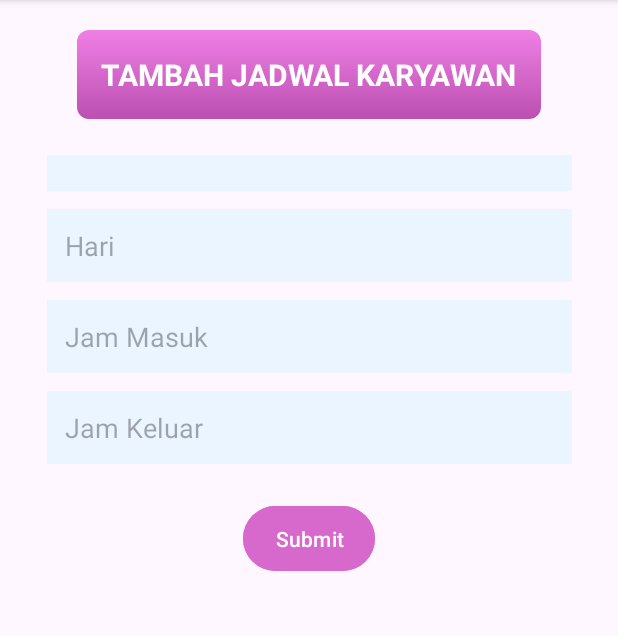
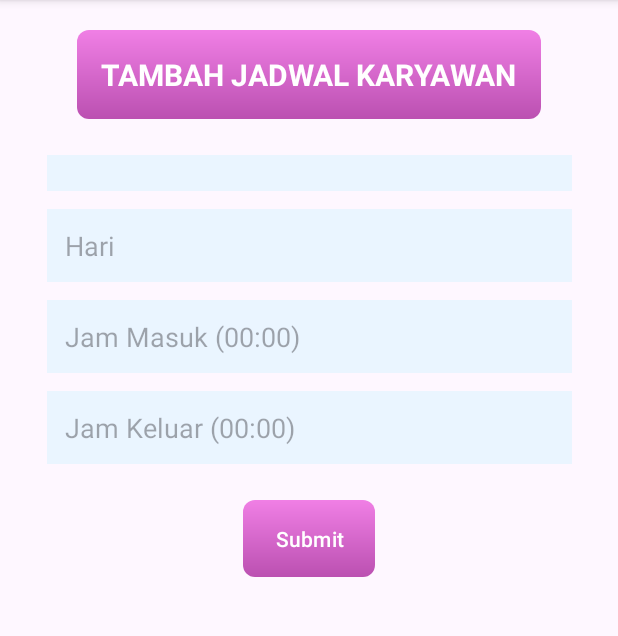
Before and after one commit to AngwenNatasia/Backkoffice, an Android app: the TambahJadwal screen opened directly, with no data from a screen before it, on a phone screen of 412 x 824 dp, the part 96-732 px from its top. Run offline under Robolectric (Android 15) with nearby library versions, the phone set to English and light mode, and no system bars; our stand-ins replace Firebase (no records; nobody signed in at launch, a user with empty details on screens opened directly).

Commit message:
modif halaman tambah jadwal & data karyawan

```diff
--- a/app/src/main/res/layout/activity_tambah_jadwal.xml
+++ b/app/src/main/res/layout/activity_tambah_jadwal.xml
@@ -50,7 +50,7 @@
         android:id="@+id/in_jamMasuk"
         android:layout_width="350dp"
         android:layout_height="wrap_content"
-        android:hint="Jam Masuk"
+        android:hint="Jam Masuk (00:00)"
         android:inputType="time"
         android:background="#EAF5FF"
         android:padding="12dp"
@@ -63,7 +63,7 @@
         android:id="@+id/in_jamKeluar"
         android:layout_width="350dp"
         android:layout_height="wrap_content"
-        android:hint="Jam Keluar"
+        android:hint="Jam Keluar (00:00)"
         android:inputType="time"
         android:background="#EAF5FF"
         android:padding="12dp"
@@ -78,7 +78,8 @@
         android:layout_height="wrap_content"
         android:text="Submit"
         android:layout_marginTop="24dp"
-        android:backgroundTint="#D769CD"
+        app:backgroundTint="@null"
+        android:background="@drawable/gradient_button"
         android:textColor="#FFFFFF"
         android:padding="12dp"
         app:layout_constraintEnd_toEndOf="parent"
--- a/app/src/main/res/layout/activity_tambah_karyawan.xml
+++ b/app/src/main/res/layout/activity_tambah_karyawan.xml
@@ -87,7 +87,8 @@
         android:layout_height="wrap_content"
         android:text="Submit"
         android:layout_marginTop="24dp"
-        android:backgroundTint="#D769CD"
+        app:backgroundTint="@null"
+        android:background="@drawable/gradient_button"
         android:textColor="#FFFFFF"
         android:padding="12dp"
         app:layout_constraintEnd_toEndOf="parent"
--- a/app/src/main/res/layout/activity_update_jadwal.xml
+++ b/app/src/main/res/layout/activity_update_jadwal.xml
@@ -50,7 +50,7 @@
         android:id="@+id/up_jamMasuk"
         android:layout_width="350dp"
         android:layout_height="wrap_content"
-        android:hint="Jam Masuk"
+        android:hint="Jam Masuk (00:00)"
         android:inputType="time"
         android:background="#EAF5FF"
         android:padding="12dp"
@@ -63,7 +63,7 @@
         android:id="@+id/up_jamKeluar"
         android:layout_width="350dp"
         android:layout_height="wrap_content"
-        android:hint="Jam Keluar"
+        android:hint="Jam Keluar (00:00)"
         android:inputType="time"
         android:background="#EAF5FF"
         android:padding="12dp"
--- a/app/src/main/res/layout/custom_row.xml
+++ b/app/src/main/res/layout/custom_row.xml
@@ -1,8 +1,6 @@
 <?xml version="1.0" encoding="utf-8"?>
 <LinearLayout
     xmlns:android="http://schemas.android.com/apk/res/android"
-    xmlns:tools="http://schemas.android.com/tools"
-    xmlns:app="http://schemas.android.com/apk/res-auto"
     android:layout_width="match_parent"
     android:layout_height="match_parent"
     android:orientation="vertical"
@@ -15,6 +13,7 @@
         android:clipToPadding="false"
         android:paddingTop="8dp"
         android:scrollbars="vertical" />
+
     <com.google.android.material.floatingactionbutton.FloatingActionButton
         android:id="@+id/floatingActionButton"
         android:layout_width="match_parent"
```
